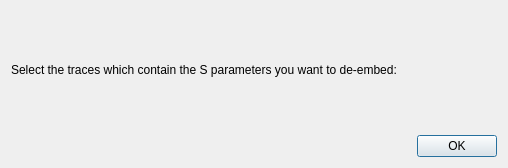
Qt form Software/PC_Application/LibreVNA-GUI/VNA/Deembedding/manualdeembeddingdialog.ui (jankae/LibreVNA) before a commit.
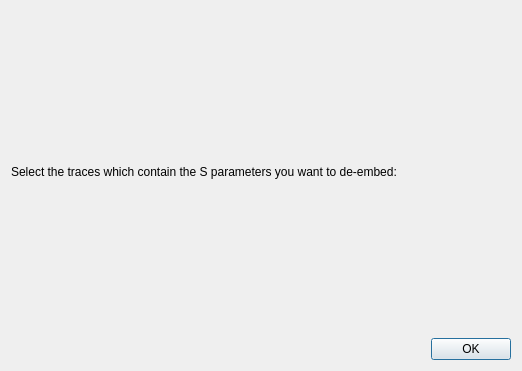
The same form after that commit.

```diff
--- a/Software/PC_Application/LibreVNA-GUI/VNA/Deembedding/manualdeembeddingdialog.ui
+++ b/Software/PC_Application/LibreVNA-GUI/VNA/Deembedding/manualdeembeddingdialog.ui
@@ -6,8 +6,8 @@
    <rect>
     <x>0</x>
     <y>0</y>
-    <width>508</width>
-    <height>168</height>
+    <width>522</width>
+    <height>371</height>
    </rect>
   </property>
   <property name="windowTitle">
```
Left out of the diff: 2 changed lines with no effect on the pictures.
